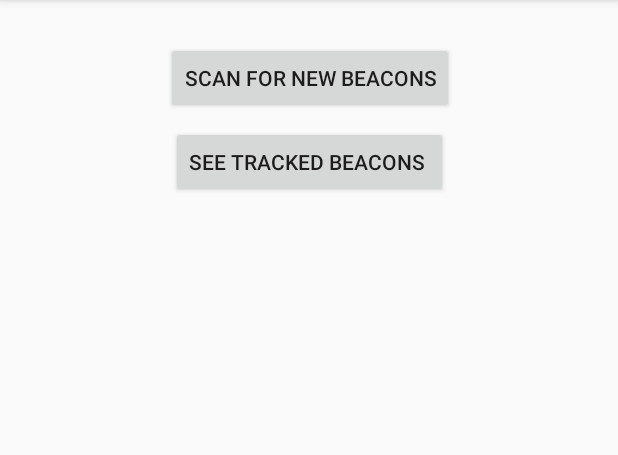
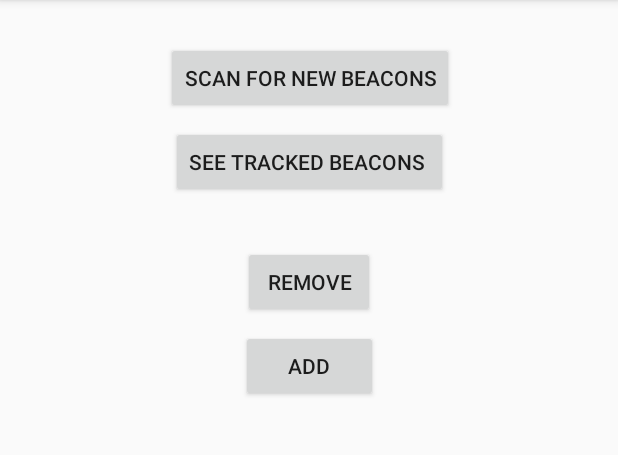
Before and after one commit to tenvinc/BluetoothReminder, an Android app: the screen it shows after launch (MainActivity), on a phone screen of 412 x 824 dp, the part 84-539 px from its top. Run offline under Robolectric (Android 15) with nearby library versions, the phone set to English and light mode, and no system bars; libraries missing offline, so code that uses them is left out: org.altbeacon.beacon; 8 statements that could not run were skipped.

Commit message:
Added notifications for foreground services and made a scheduler for notifications. Verified to be working with simulated beacons

```diff
--- a/app/src/main/java/com/project/tenvinc/bluetoothreminder/BeaconApplication.java
+++ b/app/src/main/java/com/project/tenvinc/bluetoothreminder/BeaconApplication.java
@@ -2,6 +2,7 @@ package com.project.tenvinc.bluetoothreminder;
 
 import android.app.Application;
 import android.os.RemoteException;
+import android.support.v4.app.NotificationCompat;
 import android.util.Log;
 
 import com.project.tenvinc.bluetoothreminder.interfaces.IRefresh;
@@ -19,13 +20,20 @@ import java.util.List;
 
 public class BeaconApplication extends Application implements BeaconConsumer {
 
+    // To be removed
+    public MyBeaconSimulator simulator;
+
     private static final String IBEACON_LAYOUT = "m:2-3=0215,i:4-19,i:20-21,i:22-23,p:24-24";
     private static final String TAG = "BeaconApplication";
     private static final Region myRegion = new Region("myRegion", null, null, null);
-    public List<Beacon> beacons = new ArrayList<>();
     private BeaconManager beaconManager;
     private static BeaconApplication instance;
+
+    public List<Beacon> beacons = new ArrayList<>();
     public List<TrackedBeacon> trackedBeacons;
+
+    private ConstScanNotifHelper constScanNotifHelper;
+    private BeaconOorNotifHelper oorNotifHelper;
 
     public static BeaconApplication getInstance() {
         return instance;
@@ -39,8 +47,15 @@ public class BeaconApplication extends Application implements BeaconConsumer {
         beaconManager = BeaconManager.getInstanceForApplication(this);
         beaconManager.getBeaconParsers().clear();
         beaconManager.getBeaconParsers().add(new BeaconParser().setBeaconLayout(IBEACON_LAYOUT));
+        simulator = new MyBeaconSimulator();
+        BeaconManager.setBeaconSimulator(simulator);
+
+        constScanNotifHelper = new ConstScanNotifHelper(this);
+        NotificationCompat.Builder constBuilder = constScanNotifHelper.getChannelNotificationBuilder();
+        beaconManager.enableForegroundServiceScanning(constBuilder.build(), 456);
         beaconManager.bind(this);
-        BeaconManager.setBeaconSimulator(new MyBeaconSimulator());
+
+        oorNotifHelper = new BeaconOorNotifHelper(this);
     }
 
     @Override
@@ -50,16 +65,21 @@ public class BeaconApplication extends Application implements BeaconConsumer {
     }
 
     private boolean isAddedToTracked(Beacon toTest) {
-        Boolean isTracked = true;
         for (TrackedBeacon r : trackedBeacons) {
-            if (toTest.getId1().toString().equals(r.getUuid()) &&
-                    toTest.getId2().toString().equals(r.getMinor()) &&
-                    toTest.getId3().toString().equals(r.getMajor())) {
-                isTracked = false;
-                break;
+            if (r.isSameBeaconAs(toTest)) {
+                return true;
             }
         }
-        return isTracked;
+        return false;
+    }
+
+    private boolean isTrackedInRange(TrackedBeacon toTest, Collection<Beacon> beacons) {
+        for (Beacon b : beacons) {
+            if (toTest.isSameBeaconAs(b)) {
+                return true;
+            }
+        }
+        return false;
     }
 
     private void stopAllScans() {
@@ -83,12 +103,7 @@ public class BeaconApplication extends Application implements BeaconConsumer {
     }
 
     private void startAutoScan() {
-        beaconManager.addRangeNotifier(new RangeNotifier() {
-            @Override
-            public void didRangeBeaconsInRegion(Collection<Beacon> beacons, Region region) {
-                Log.d(TAG, "just did a scan on ranging");
-            }
-        });
+        beaconManager.addRangeNotifier(new AutoNotifier());
 
         try {
             beaconManager.startRangingBeaconsInRegion(myRegion);
@@ -112,7 +127,7 @@ public class BeaconApplication extends Application implements BeaconConsumer {
         public void didRangeBeaconsInRegion(Collection<Beacon> beacons, Region region) {
             List<Beacon> untrackedBeaconsFound = new ArrayList<>();
             for (Beacon b : beacons) {
-                if (isAddedToTracked(b)) {
+                if (!isAddedToTracked(b)) {
                     untrackedBeaconsFound.add(b);
                 }
             }
@@ -122,4 +137,22 @@ public class BeaconApplication extends Application implements BeaconConsumer {
             context.refresh(untrackedBeaconsFound);
         }
     }
+
+    private class AutoNotifier implements RangeNotifier {
+
+        @Override
+        public void didRangeBeaconsInRegion(Collection<Beacon> beacons, Region region) {
+            for (TrackedBeacon tb : trackedBeacons) {
+                Boolean isInRange = isTrackedInRange(tb, beacons);
+                tb.updateState(isInRange);
+                if (tb.isNotificationNeeded()) {
+                    tb.updateTimer();
+                    NotificationCompat.Builder builder = oorNotifHelper.getChannelNotificationBuilder(tb.getBeaconName());
+                    oorNotifHelper.sendNotification(builder.build());
+                    Log.d(TAG, String.format("Notifying the following ==== %s", tb.toString()));
+                }
+                Log.d(TAG, tb.toString());
+            }
+        }
+    }
 }
--- a/app/src/main/java/com/project/tenvinc/bluetoothreminder/NotificationHelper.java
+++ b/app/src/main/java/com/project/tenvinc/bluetoothreminder/BeaconOorNotifHelper.java
@@ -8,19 +8,30 @@ import android.content.Context;
 import android.content.ContextWrapper;
 import android.os.Build;
 import android.support.v4.app.NotificationCompat;
+import android.support.v4.app.NotificationManagerCompat;
 
-public class NotificationHelper extends ContextWrapper {
+public class BeaconOorNotifHelper extends ContextWrapper {
 
     public static final String CHANNEL_ID = "Channel Id";
     public static final String CHANNEL_ID_NAME = "Main Channel";
+    public static final String defaultMessageFormat = "\"%s\" is out of range!";
     public static int notificationImageId = R.drawable.ic_warning;
+
+    private static String defaultTitle = "Registered beacon out of range";
+    private static int notificationID = 123;
+
     private NotificationManager manager;
+    private NotificationManagerCompat managerCompat;
+    private NotificationCompat.Builder builder;
 
-    public NotificationHelper(Context base) {
+
+    public BeaconOorNotifHelper(Context base) {
         super(base);
         if (Build.VERSION.SDK_INT >= Build.VERSION_CODES.O) {
             createChannel();
         }
+        managerCompat = NotificationManagerCompat.from(base);
+        builder = new NotificationCompat.Builder(getApplicationContext(), CHANNEL_ID);
     }
 
     @TargetApi(Build.VERSION_CODES.O)
@@ -41,10 +52,14 @@ public class NotificationHelper extends ContextWrapper {
         return manager;
     }
 
-    public NotificationCompat.Builder getChannelNotificationBuilder(String title, String message) {
-        return new NotificationCompat.Builder(getApplicationContext(), CHANNEL_ID)
-                .setContentTitle(title)
-                .setContentText(message)
+    public NotificationCompat.Builder getChannelNotificationBuilder(String beaconName) {
+        builder.setContentTitle(defaultTitle)
+                .setContentText(String.format(defaultMessageFormat, beaconName))
                 .setSmallIcon(notificationImageId);
+        return builder;
+    }
+
+    public void sendNotification(Notification notification) {
+        managerCompat.notify(notificationID, notification);
     }
 }
--- /dev/null
+++ b/app/src/main/java/com/project/tenvinc/bluetoothreminder/ConstScanNotifHelper.java
@@ -0,0 +1,57 @@
+package com.project.tenvinc.bluetoothreminder;
+
+import android.annotation.TargetApi;
+import android.app.Notification;
+import android.app.NotificationChannel;
+import android.app.NotificationManager;
+import android.app.PendingIntent;
+import android.content.Context;
+import android.content.ContextWrapper;
+import android.content.Intent;
+import android.os.Build;
+import android.support.v4.app.NotificationCompat;
+
+public class ConstScanNotifHelper extends ContextWrapper {
+
+    public static final String CHANNEL_ID = "Enable foreground channel id";
+    public static final String CHANNEL_ID_NAME = "Foreground channel";
+    public static final String CHANNEL_DESC = "This channel enables an always on notification to notify user of a " +
+            "foreground service.";
+    private static final String defaultTitle = "Always ON service monitoring nearby beacons";
+    public static int notificationImageId = R.drawable.ic_launcher;
+    private NotificationManager manager;
+    private NotificationCompat.Builder builder;
+
+    public ConstScanNotifHelper(Context base) {
+        super(base);
+        if (Build.VERSION.SDK_INT >= Build.VERSION_CODES.O) {
+            createChannel();
+        }
+        builder = new NotificationCompat.Builder(getApplicationContext(), CHANNEL_ID);
+    }
+
+    @TargetApi(Build.VERSION_CODES.O)
+    public void createChannel() {
+        NotificationChannel channel = new NotificationChannel(CHANNEL_ID, CHANNEL_ID_NAME,
+                NotificationManager.IMPORTANCE_DEFAULT);
+        channel.setDescription(CHANNEL_DESC);
+        channel.setLockscreenVisibility(Notification.VISIBILITY_PRIVATE);
+        getManager().createNotificationChannel(channel);
+    }
+
+    public NotificationManager getManager() {
+        if (manager == null) {
+            manager = (NotificationManager) getSystemService(Context.NOTIFICATION_SERVICE);
+        }
+        return manager;
+    }
+
+    public NotificationCompat.Builder getChannelNotificationBuilder() {
+        Intent intent = new Intent(getApplicationContext(), MainActivity.class);
+        PendingIntent pendingIntent = PendingIntent.getActivity(
+                this, 0, intent, PendingIntent.FLAG_UPDATE_CURRENT);
+        return builder.setContentTitle(defaultTitle)
+                .setSmallIcon(notificationImageId)
+                .setContentIntent(pendingIntent);
+    }
+}
--- a/app/src/main/java/com/project/tenvinc/bluetoothreminder/MainActivity.java
+++ b/app/src/main/java/com/project/tenvinc/bluetoothreminder/MainActivity.java
@@ -6,10 +6,18 @@ import android.support.v7.app.AppCompatActivity;
 import android.view.View;
 import android.widget.Button;
 
+import org.altbeacon.beacon.Beacon;
+
+import java.util.Arrays;
+
 public class MainActivity extends AppCompatActivity {
 
     private Button scanBtn;
     private Button listTrackedBtn;
+
+    // Todo: to be removed (For simulation only)
+    private Button removeBtn;
+    private Button addBtn;
 
     @Override
     protected void onCreate(Bundle savedInstanceState) {
@@ -33,5 +41,30 @@ public class MainActivity extends AppCompatActivity {
                 startActivity(intent);
             }
         });
+
+        // Todo: to be removed (For simulation only)
+        removeBtn = findViewById(R.id.remove);
+        removeBtn.setOnClickListener(new View.OnClickListener() {
+            @Override
+            public void onClick(View v) {
+                BeaconApplication.getInstance().simulator.beacons.remove(6);
+            }
+        });
+
+        addBtn = findViewById(R.id.add);
+        addBtn.setOnClickListener(new View.OnClickListener() {
+            @Override
+            public void onClick(View v) {
+                Beacon newBeacon = new Beacon.Builder()
+                        .setId1("6fb0e0e9-2ae6-49d3-bba3-3cb7698c77e2")
+                        .setId2(Integer.toString(6))
+                        .setId3(Integer.toString(6))
+                        .setManufacturer(0x0000)
+                        .setTxPower(-59)
+                        .setDataFields(Arrays.asList(0l))
+                        .build();
+                BeaconApplication.getInstance().simulator.beacons.add(6, newBeacon);
+            }
+        });
     }
 }
--- a/app/src/main/java/com/project/tenvinc/bluetoothreminder/MyBeaconSimulator.java
+++ b/app/src/main/java/com/project/tenvinc/bluetoothreminder/MyBeaconSimulator.java
@@ -9,7 +9,7 @@ import java.util.List;
 
 public class MyBeaconSimulator implements BeaconSimulator {
 
-    private final List<Beacon> beacons = new ArrayList<>();
+    public final List<Beacon> beacons = new ArrayList<>();
 
     public MyBeaconSimulator() {
         for (int i = 0; i < 10; i++) {
--- /dev/null
+++ b/app/src/main/res/drawable/ic_launcher.xml
@@ -0,0 +1,9 @@
+<vector xmlns:android="http://schemas.android.com/apk/res/android"
+    android:width="24dp"
+    android:height="24dp"
+    android:viewportWidth="24.0"
+    android:viewportHeight="24.0">
+    <path
+        android:fillColor="#FF000000"
+        android:pathData="M6,18c0,0.55 0.45,1 1,1h1v3.5c0,0.83 0.67,1.5 1.5,1.5s1.5,-0.67 1.5,-1.5L11,19h2v3.5c0,0.83 0.67,1.5 1.5,1.5s1.5,-0.67 1.5,-1.5L16,19h1c0.55,0 1,-0.45 1,-1L18,8L6,8v10zM3.5,8C2.67,8 2,8.67 2,9.5v7c0,0.83 0.67,1.5 1.5,1.5S5,17.33 5,16.5v-7C5,8.67 4.33,8 3.5,8zM20.5,8c-0.83,0 -1.5,0.67 -1.5,1.5v7c0,0.83 0.67,1.5 1.5,1.5s1.5,-0.67 1.5,-1.5v-7c0,-0.83 -0.67,-1.5 -1.5,-1.5zM15.53,2.16l1.3,-1.3c0.2,-0.2 0.2,-0.51 0,-0.71 -0.2,-0.2 -0.51,-0.2 -0.71,0l-1.48,1.48C13.85,1.23 12.95,1 12,1c-0.96,0 -1.86,0.23 -2.66,0.63L7.85,0.15c-0.2,-0.2 -0.51,-0.2 -0.71,0 -0.2,0.2 -0.2,0.51 0,0.71l1.31,1.31C6.97,3.26 6,5.01 6,7h12c0,-1.99 -0.97,-3.75 -2.47,-4.84zM10,5L9,5L9,4h1v1zM15,5h-1L14,4h1v1z" />
+</vector>
--- a/app/src/main/res/layout/activity_main.xml
+++ b/app/src/main/res/layout/activity_main.xml
@@ -30,4 +30,28 @@
         app:layout_constraintEnd_toEndOf="parent"
         app:layout_constraintStart_toStartOf="parent"
         app:layout_constraintTop_toBottomOf="@+id/scanBtn" />
+
+    <Button
+        android:id="@+id/remove"
+        android:layout_width="wrap_content"
+        android:layout_height="wrap_content"
+        android:layout_marginStart="8dp"
+        android:layout_marginTop="32dp"
+        android:layout_marginEnd="8dp"
+        android:text="remove"
+        app:layout_constraintEnd_toEndOf="parent"
+        app:layout_constraintStart_toStartOf="parent"
+        app:layout_constraintTop_toBottomOf="@+id/listTrackedBtn" />
+
+    <Button
+        android:id="@+id/add"
+        android:layout_width="91dp"
+        android:layout_height="wrap_content"
+        android:layout_marginStart="8dp"
+        android:layout_marginTop="8dp"
+        android:layout_marginEnd="8dp"
+        android:text="add"
+        app:layout_constraintEnd_toEndOf="parent"
+        app:layout_constraintStart_toStartOf="parent"
+        app:layout_constraintTop_toBottomOf="@+id/remove" />
 </android.support.constraint.ConstraintLayout>
```
Also changed, not shown: app/src/main/java/com/project/tenvinc/bluetoothreminder/TrackedBeacon.java (+52 -2 lines).
